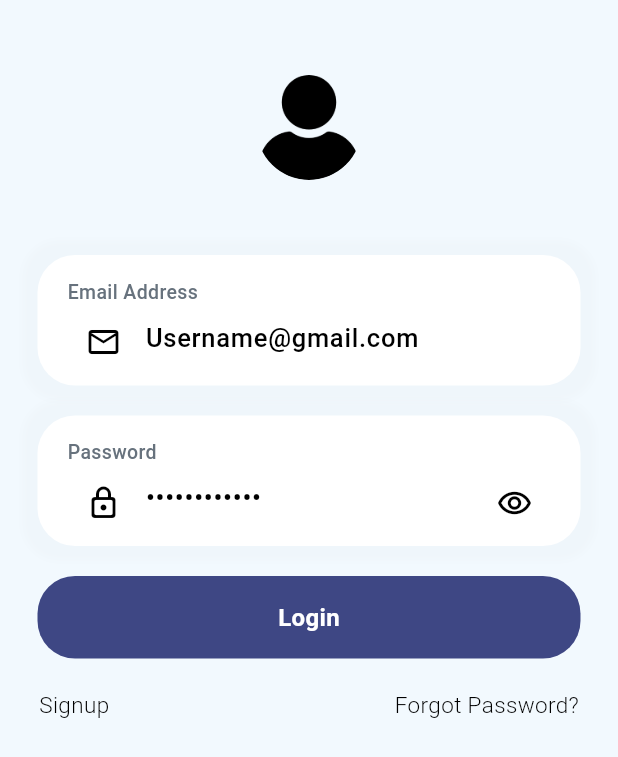
After one commit to FelexTriz/exchangerat, a Flutter app: the LoginPage screen opened directly, on a phone screen of 412 x 824 dp. The commit adds this screen. Shown: the top 757 px of the screen. Run offline on Flutter 3.47's test engine with Material 3 defaults, Android fonts, the phone set to English and light mode, and no system bars; our stand-ins replace get; network calls fail.

```diff
--- a/lib/main.dart
+++ b/lib/main.dart
@@ -1,4 +1,5 @@
 import 'package:exchangerat/controller/Controller.dart';
+import 'package:exchangerat/pages/login.dart';
 import 'package:flutter/cupertino.dart';
 import 'package:flutter/material.dart';
 import 'package:get/get.dart';
@@ -29,11 +30,11 @@ class Home extends StatelessWidget {
                 controller.cards[3],
                 controller.cards[4],
                 controller.cards[5],
-
               ],
           );
         }
-      )
+      ),
+      bottomNavigationBar: ElevatedButton(onPressed: (){Get.to(()=>LoginPage());}, child: Text("跳转login页面")),
       );
   }
 }
--- /dev/null
+++ b/lib/pages/login.dart
@@ -0,0 +1,209 @@
+import 'package:flutter/material.dart';
+import 'package:flutter/src/widgets/container.dart';
+import 'package:flutter/src/widgets/framework.dart';
+
+import 'package:flutter/material.dart';
+
+const Color primary = Color(0xfff2f9fe);
+const Color secondary = Color(0xFFdbe4f3);
+const Color black = Color(0xFF000000);
+const Color white = Color(0xFFFFFFFF);
+const Color grey = Colors.grey;
+const Color red = Color(0xFFec5766);
+const Color green = Color(0xFF43aa8b);
+const Color blue = Color(0xFF28c2ff);
+const Color buttoncolor = Color(0xff3e4784);
+const Color mainFontColor = Color(0xff565c95);
+const Color arrowbgColor = Color(0xffe4e9f7);
+class LoginPage extends StatefulWidget {
+  const LoginPage({super.key});
+
+  @override
+  State<LoginPage> createState() => _LoginPageState();
+}
+
+class _LoginPageState extends State<LoginPage> {
+  TextEditingController _email =
+      TextEditingController(text: "Username@gmail.com");
+  TextEditingController password = TextEditingController(text: "abcdef123456");
+
+  @override
+  Widget build(BuildContext context) {
+    return Scaffold(
+      backgroundColor: primary,
+      body: getBody(),
+    );
+  }
+
+  Widget getBody() {
+    var size = MediaQuery.of(context).size;
+    return SafeArea(
+        child: Center(
+      child: Column(
+        children: [
+          SizedBox(
+            height: 50,
+          ),
+          Container(
+            width: 70,
+            height: 70,
+            decoration: BoxDecoration(
+                shape: BoxShape.circle,
+                image: DecorationImage(
+                    image: AssetImage("assets/logo/user.png"),
+                    fit: BoxFit.cover)),
+          ),
+          SizedBox(
+            height: 50,
+          ),
+          Container(
+              width: double.infinity,
+              margin: EdgeInsets.symmetric(horizontal: 25),
+              decoration: BoxDecoration(
+                  color: white,
+                  borderRadius: BorderRadius.circular(25),
+                  boxShadow: [
+                    BoxShadow(
+                      color: grey.withOpacity(0.03),
+                      spreadRadius: 10,
+                      blurRadius: 3,
+                      // changes position of shadow
+                    ),
+                  ]),
+              child: Padding(
+                padding: const EdgeInsets.only(
+                    left: 20, top: 15, bottom: 5, right: 20),
+                child: Column(
+                  crossAxisAlignment: CrossAxisAlignment.start,
+                  children: [
+                    Text(
+                      "Email Address",
+                      style: TextStyle(
+                          fontWeight: FontWeight.w500,
+                          fontSize: 13,
+                          color: Color(0xff67727d)),
+                    ),
+                    TextField(
+                      controller: _email,
+                      cursorColor: black,
+                      style: TextStyle(
+                          fontSize: 17,
+                          fontWeight: FontWeight.w500,
+                          color: black),
+                      decoration: InputDecoration(
+                          prefixIcon: Icon(Icons.email_outlined),
+                          prefixIconColor: black,
+                          hintText: "Email",
+                          border: InputBorder.none),
+                    ),
+                  ],
+                ),
+              )),
+          SizedBox(
+            height: 20,
+          ),
+          Container(
+              width: double.infinity,
+              margin: EdgeInsets.symmetric(horizontal: 25),
+              decoration: BoxDecoration(
+                  color: white,
+                  borderRadius: BorderRadius.circular(25),
+                  boxShadow: [
+                    BoxShadow(
+                      color: grey.withOpacity(0.03),
+                      spreadRadius: 10,
+                      blurRadius: 3,
+                      // changes position of shadow
+                    ),
+                  ]),
+              child: Padding(
+                padding: const EdgeInsets.only(
+                    left: 20, top: 15, bottom: 5, right: 20),
+                child: Column(
+                  crossAxisAlignment: CrossAxisAlignment.start,
+                  children: [
+                    Text(
+                      "Password",
+                      style: TextStyle(
+                          fontWeight: FontWeight.w500,
+                          fontSize: 13,
+                          color: Color(0xff67727d)),
+                    ),
+                    TextField(
+                      obscureText: true,
+                      controller: password,
+                      cursorColor: black,
+                      style: TextStyle(
+                          fontSize: 17,
+                          fontWeight: FontWeight.w500,
+                          color: black),
+                      decoration: InputDecoration(
+                          prefixIcon: Icon(Icons.lock_outline_rounded),
+                          prefixIconColor: Colors.black,
+                          suffixIcon: Icon(Icons.remove_red_eye_outlined),
+                          suffixIconColor: Colors.black,
+                          hintText: "Password",
+                          border: InputBorder.none),
+                    ),
+                  ],
+                ),
+              )),
+          SizedBox(
+            height: 20,
+          ),
+          GestureDetector(
+            onTap: () {
+              Navigator.pushReplacement(
+                  context,
+                  MaterialPageRoute(
+                    builder: (context) =>LoginPage(),
+                  ));
+            },
+            child: Container(
+
+              padding: EdgeInsets.all(16),
+              margin: EdgeInsets.symmetric(horizontal: 25),
+              decoration: BoxDecoration(
+
+                  color:buttoncolor, borderRadius: BorderRadius.circular(25)),
+              child: Center(
+                child: Text(
+                  "Login",
+                  style: TextStyle(
+                      color: Colors.white,
+                      fontSize: 16,
+                      fontWeight: FontWeight.w600),
+                ),
+              ),
+            ),
+          ),
+          SizedBox(
+            height: 20,
+          ),
+          Padding(
+            padding: const EdgeInsets.only(left: 26.0, right: 26.0),
+            child: Row(
+              mainAxisAlignment: MainAxisAlignment.spaceBetween,
+              children: [
+                Text(
+                  "Signup",
+                  style: TextStyle(
+                      color: Colors.black,
+                      fontSize: 15,
+                      fontWeight: FontWeight.w300),
+                ),
+                Text(
+                  "Forgot Password?",
+                  style: TextStyle(
+                      color: Colors.black,
+                      fontSize: 15,
+                      fontWeight: FontWeight.w300),
+                ),
+              ],
+            ),
+          )
+        ],
+      ),
+    ));
+  }
+}
--- a/pubspec.yaml
+++ b/pubspec.yaml
@@ -22,3 +22,4 @@ flutter:
   uses-material-design: true
   assets:
     - assets/flags/
+    - assets/logo/
```
Also changed, not shown: assets/logo/user.png (added).
